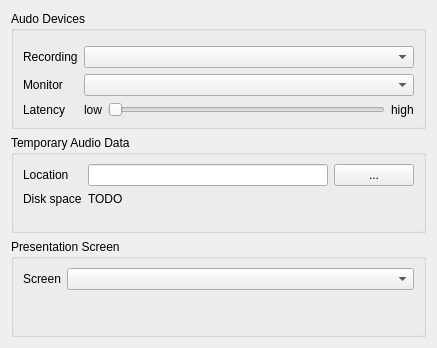
genosse-einhorn/FishyRecorder, file main/configpane.ui: the form before one commit.
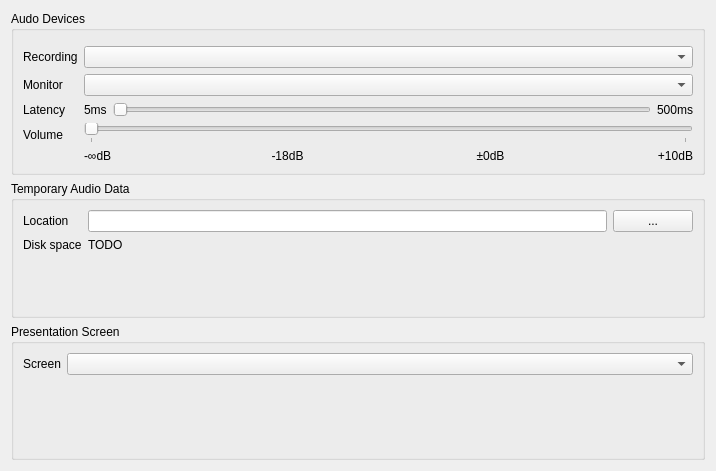
The form after the commit. Custom widgets are drawn as their Qt base class.

Patch:
```diff
--- a/main/configpane.ui
+++ b/main/configpane.ui
@@ -6,8 +6,8 @@
    <rect>
     <x>0</x>
     <y>0</y>
-    <width>437</width>
-    <height>348</height>
+    <width>716</width>
+    <height>471</height>
    </rect>
   </property>
   <property name="windowTitle">
@@ -61,24 +61,30 @@
          <item row="3" column="1">
           <widget class="QComboBox" name="monitorDevCombo"/>
          </item>
-         <item row="4" column="0">
+         <item row="5" column="0">
           <widget class="QLabel" name="label_6">
            <property name="text">
             <string>Latency</string>
            </property>
           </widget>
          </item>
-         <item row="4" column="1">
+         <item row="5" column="1">
           <layout class="QHBoxLayout" name="horizontalLayout_2">
            <item>
             <widget class="QLabel" name="label_7">
              <property name="text">
-              <string>low</string>
+              <string>5ms</string>
              </property>
             </widget>
            </item>
            <item>
             <widget class="QSlider" name="latencySlider">
+             <property name="sizePolicy">
+              <sizepolicy hsizetype="Expanding" vsizetype="Preferred">
+               <horstretch>0</horstretch>
+               <verstretch>0</verstretch>
+              </sizepolicy>
+             </property>
              <property name="tracking">
               <bool>false</bool>
              </property>
@@ -90,7 +96,101 @@
            <item>
             <widget class="QLabel" name="label_8">
              <property name="text">
-              <string>high</string>
+              <string>500ms</string>
+             </property>
+            </widget>
+           </item>
+          </layout>
+         </item>
+         <item row="6" column="0">
+          <widget class="QLabel" name="label_9">
+           <property name="text">
+            <string>Volume</string>
+           </property>
+           <property name="alignment">
+            <set>Qt::AlignLeading|Qt::AlignLeft|Qt::AlignVCenter</set>
+           </property>
+          </widget>
+         </item>
+         <item row="6" column="1">
+          <layout class="QGridLayout" name="gridLayout" columnstretch="1,2,2,1" columnminimumwidth="10,10,10,10">
+           <item row="1" column="0">
+            <widget class="QLabel" name="label_10">
+             <property name="sizePolicy">
+              <sizepolicy hsizetype="Minimum" vsizetype="Preferred">
+               <horstretch>0</horstretch>
+               <verstretch>0</verstretch>
+              </sizepolicy>
+             </property>
+             <property name="text">
+              <string>-∞dB</string>
+             </property>
+            </widget>
+           </item>
+           <item row="1" column="3">
+            <widget class="QLabel" name="label_12">
+             <property name="sizePolicy">
+              <sizepolicy hsizetype="Minimum" vsizetype="Preferred">
+               <horstretch>0</horstretch>
+               <verstretch>0</verstretch>
+              </sizepolicy>
+             </property>
+             <property name="text">
+              <string>+10dB</string>
+             </property>
+             <property name="alignment">
+              <set>Qt::AlignRight|Qt::AlignTrailing|Qt::AlignVCenter</set>
+             </property>
+            </widget>
+           </item>
+           <item row="0" column="0" colspan="4">
+            <widget class="QSlider" name="volumeSlider">
+             <property name="maximum">
+              <number>1500000000</number>
+             </property>
+             <property name="tracking">
+              <bool>false</bool>
+             </property>
+             <property name="orientation">
+              <enum>Qt::Horizontal</enum>
+             </property>
+             <property name="tickPosition">
+              <enum>QSlider::TicksBelow</enum>
+             </property>
+             <property name="tickInterval">
+              <number>500000000</number>
+             </property>
+            </widget>
+           </item>
+           <item row="1" column="1">
+            <widget class="QLabel" name="label_13">
+             <property name="sizePolicy">
+              <sizepolicy hsizetype="Minimum" vsizetype="Preferred">
+               <horstretch>0</horstretch>
+               <verstretch>0</verstretch>
+              </sizepolicy>
+             </property>
+             <property name="text">
+              <string>-18dB</string>
+             </property>
+             <property name="alignment">
+              <set>Qt::AlignCenter</set>
+             </property>
+            </widget>
+           </item>
+           <item row="1" column="2">
+            <widget class="QLabel" name="label_11">
+             <property name="sizePolicy">
+              <sizepolicy hsizetype="Minimum" vsizetype="Preferred">
+               <horstretch>0</horstretch>
+               <verstretch>0</verstretch>
+              </sizepolicy>
+             </property>
+             <property name="text">
+              <string>±0dB</string>
+             </property>
+             <property name="alignment">
+              <set>Qt::AlignCenter</set>
              </property>
             </widget>
            </item>
```
